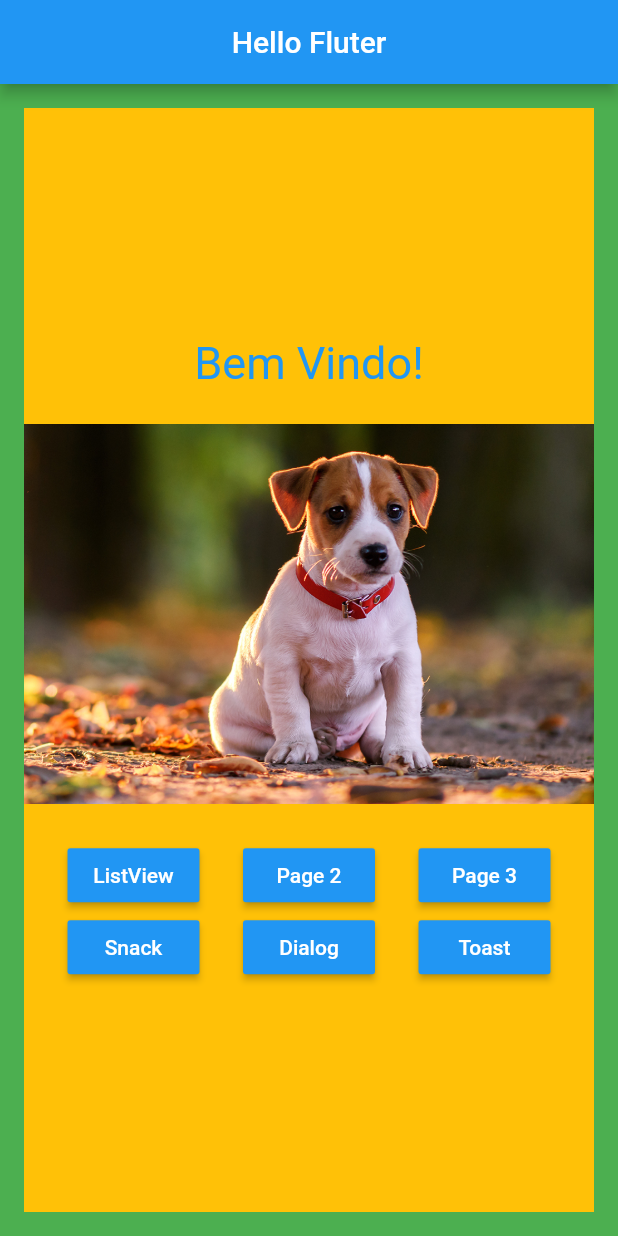
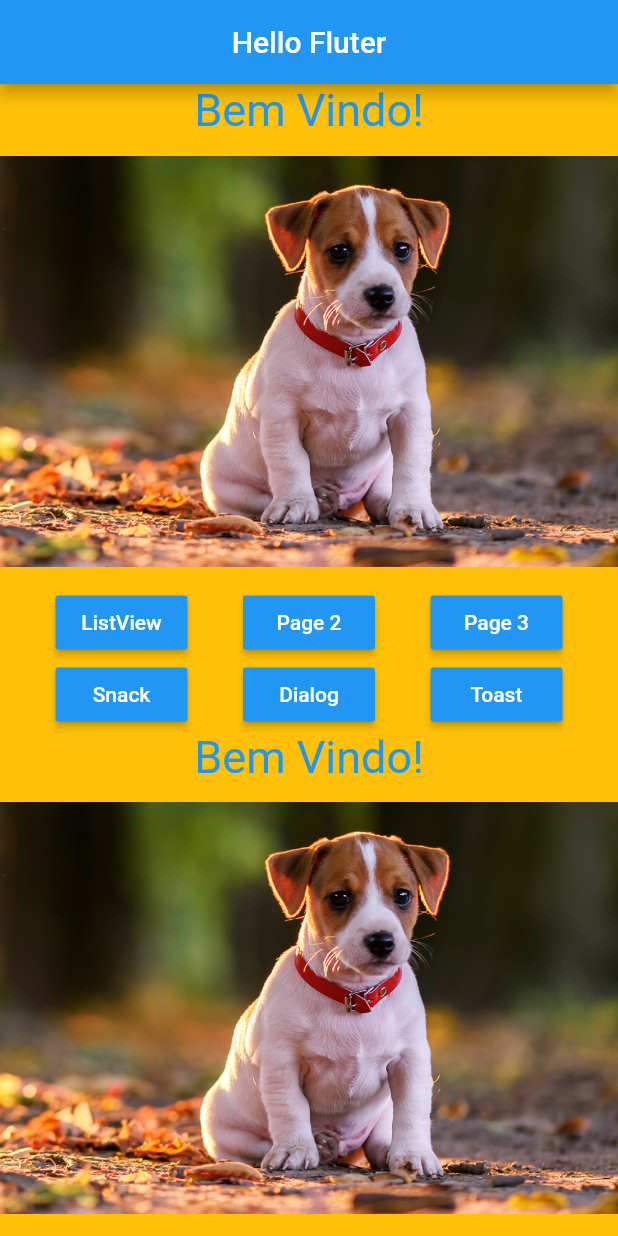
Before and after one commit to gabriellopesjds/flutter_widgets, a Flutter app: the screen it shows after launch, on a phone screen of 412 x 824 dp. Run offline on Flutter 3.47's test engine with Material 2 defaults, Android fonts, the phone set to English and light mode, and no system bars.

```diff
--- a/lib/home_page.dart
+++ b/lib/home_page.dart
@@ -13,14 +13,15 @@ class HomePage extends StatelessWidget {
   }
 
   _buildBody() {
-    return Container(
-      color: Colors.green,
-      padding: const EdgeInsets.all(16.0),
+    return SingleChildScrollView(
       child: Container(
           color: Colors.amber,
           child: Column(
             mainAxisAlignment: MainAxisAlignment.center,
             children: <Widget>[
+              _buildText(),
+              _buildPageView(),
+              _buildButtons(),
               _buildText(),
               _buildPageView(),
               _buildButtons(),
```
